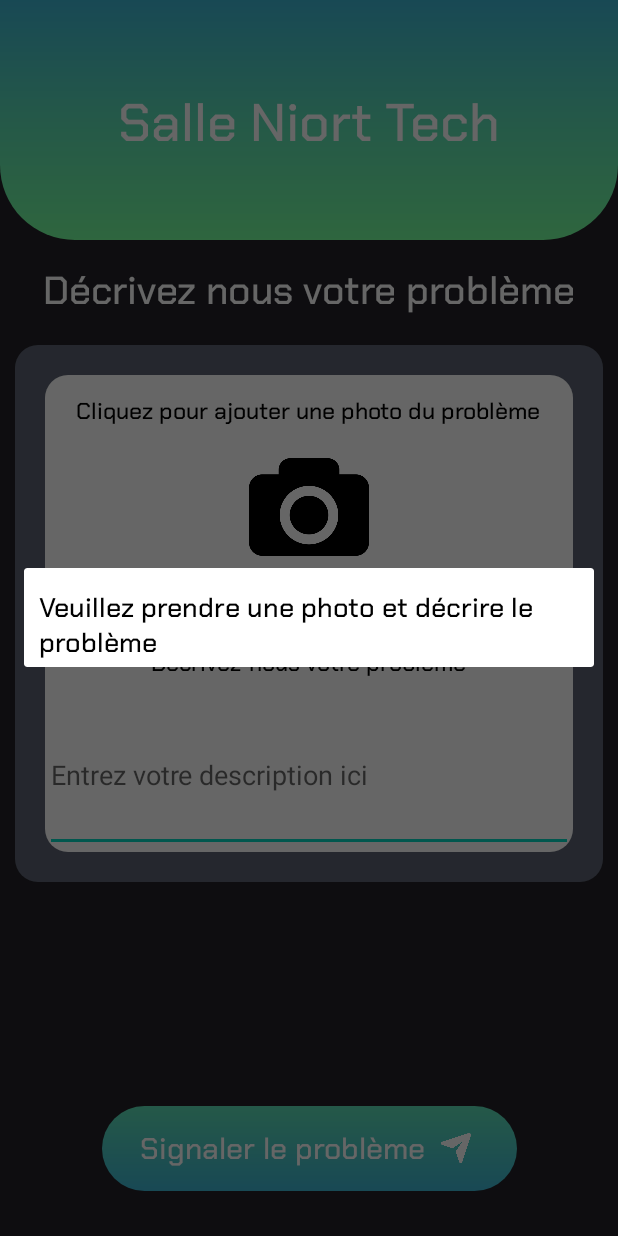
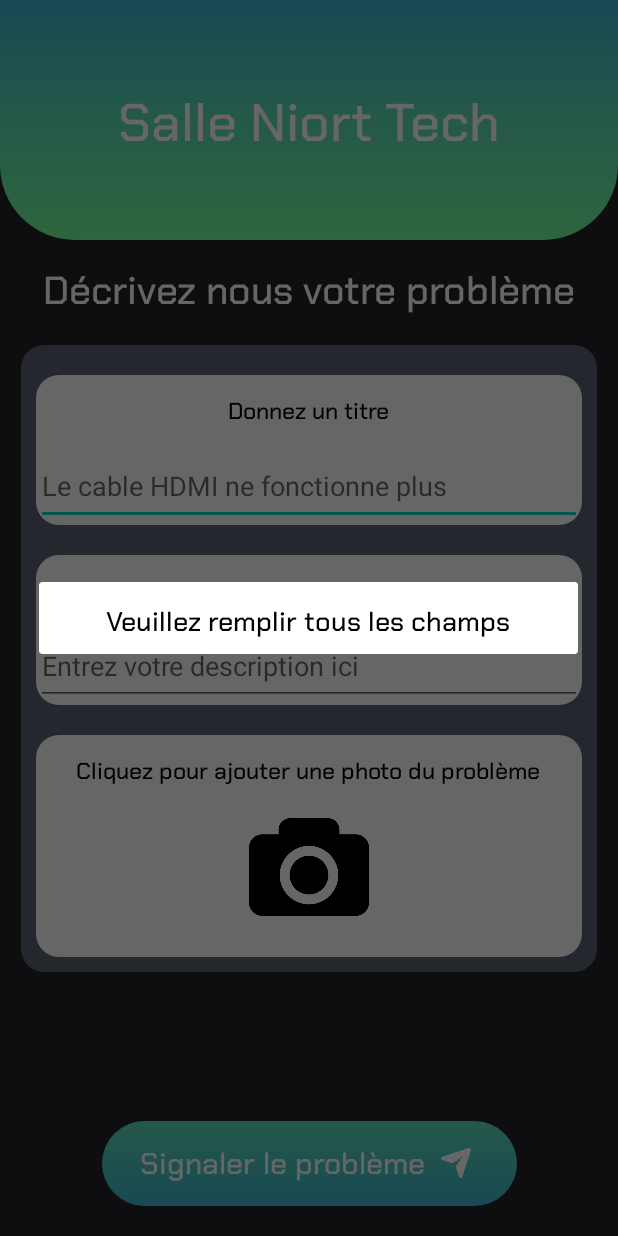
Before and after one commit to Naxisitre/SmartSpace, an Android app: the ProblemeActivity screen opened directly, with no data from a screen before it, after a tap on "Signaler le problème", on a phone screen of 412 x 824 dp. Run offline under Robolectric (Android 15) with nearby library versions, the light colour scheme and no system bars.

Commit message:
Ajout titre et token dans le prob pour notif

```diff
--- a/app/src/main/java/iutinfo/lp/devmob/projetsmartspace/API/DataService.kt
+++ b/app/src/main/java/iutinfo/lp/devmob/projetsmartspace/API/DataService.kt
@@ -18,7 +18,7 @@ interface DataService {
 
     @Multipart
     @POST("report/upload")
-    fun postProblem(@Part image: MultipartBody.Part, @Part("Identifiant") Identifiant: RequestBody, @Part("Rapport") Rapport: RequestBody): Call<ProblemInfo?>?
+    fun postProblem(@Part image: MultipartBody.Part, @Part("Identifiant") Identifiant: RequestBody, @Part("Rapport") Rapport: RequestBody, @Part("Titre") Titre: RequestBody, @Part("registrationToken") registrationToken: RequestBody): Call<ProblemInfo?>?
 
     @Headers("Content-Type: application/json")
     @POST("user/login")
--- a/app/src/main/java/iutinfo/lp/devmob/projetsmartspace/API/ProblemInfo.kt
+++ b/app/src/main/java/iutinfo/lp/devmob/projetsmartspace/API/ProblemInfo.kt
@@ -9,6 +9,6 @@ data class ProblemInfo(
     var uri: Uri? = null,
     var textDesc: String? = null,
     var bitmap: Bitmap? = null,
-    var photoFile: File? = null
-
+    var photoFile: File? = null,
+    var titre: String? = null
 )
--- a/app/src/main/java/iutinfo/lp/devmob/projetsmartspace/ProblemeActivity.kt
+++ b/app/src/main/java/iutinfo/lp/devmob/projetsmartspace/ProblemeActivity.kt
@@ -63,9 +63,10 @@ class ProblemeActivity() : AppCompatActivity() {
 
     fun EnvoieProbleme(view: View) {
         viewModel.textDesc = findViewById<EditText>(R.id.desc_prob_text).text.toString()
+        viewModel.titre = findViewById<EditText>(R.id.desc_title_text).text.toString()
         //multipartImage = MultipartBody.Part.createFormData("image", File(uri!!.path!!).name, requestFile)
         try {
-            if(viewModel.uri != null &&viewModel.textDesc != "") {
+            if(viewModel.uri != null && viewModel.textDesc != "" && viewModel.titre != "") {
                 Log.i("Uri", viewModel.uri.toString())
                 Log.i("Text", viewModel.textDesc!!)
                 val dialog = AlertDialog.Builder(this).setView(R.layout.popupnfc_view).show()
@@ -83,38 +84,41 @@ class ProblemeActivity() : AppCompatActivity() {
                     val intentProbleme = Intent(this, MainActivity::class.java)
                     startActivity(intentProbleme)
                 }
-
                 FirebaseMessaging.getInstance().token.addOnCompleteListener(OnCompleteListener { task ->
                     if (!task.isSuccessful) {
                         Log.w(ContentValues.TAG, "Fetching FCM registration token failed", task.exception)
                         return@OnCompleteListener
                     }
-
                     // Get new FCM registration token
-                    val token = task.result
-
+                    viewModel.token = task.result
                     //Toast.makeText(baseContext, token, Toast.LENGTH_SHORT).show()
 
                     // Post
-                    viewModel.postNotif(token, "test")
+                    //viewModel.postNotif(token, "test")
 
                 })
             }
-            else if(viewModel.uri == null && viewModel.textDesc != ""){
+            else if(viewModel.uri == null && viewModel.textDesc != "" && viewModel.titre != ""){
                 val dialog = AlertDialog.Builder(this).setView(R.layout.popupnfc_view).show()
                 dialog.findViewById<TextView>(R.id.title)?.text= "Veuillez prendre une photo"
                 dialog.findViewById<TextView>(R.id.text_nfc)!!.visibility = GONE
                 dialog.findViewById<TextView>(R.id.active_nfc)!!.visibility = GONE
             }
-            else if(viewModel.uri != null && viewModel.textDesc == ""){
+            else if(viewModel.uri != null && viewModel.textDesc == "" && viewModel.titre != ""){
                 val dialog = AlertDialog.Builder(this).setView(R.layout.popupnfc_view).show()
                 dialog.findViewById<TextView>(R.id.title)?.text= "Veuillez décrire le problème"
                 dialog.findViewById<TextView>(R.id.text_nfc)!!.visibility = GONE
                 dialog.findViewById<TextView>(R.id.active_nfc)!!.visibility = GONE
             }
+            else if(viewModel.uri != null && viewModel.textDesc != "" && viewModel.titre == ""){
+                val dialog = AlertDialog.Builder(this).setView(R.layout.popupnfc_view).show()
+                dialog.findViewById<TextView>(R.id.title)?.text= "Veuillez donner un titre au problème"
+                dialog.findViewById<TextView>(R.id.text_nfc)!!.visibility = GONE
+                dialog.findViewById<TextView>(R.id.active_nfc)!!.visibility = GONE
+            }
             else{
                 val dialog = AlertDialog.Builder(this).setView(R.layout.popupnfc_view).show()
-                dialog.findViewById<TextView>(R.id.title)?.text= "Veuillez prendre une photo et décrire le problème"
+                dialog.findViewById<TextView>(R.id.title)?.text= "Veuillez remplir tous les champs"
                 dialog.findViewById<TextView>(R.id.text_nfc)!!.visibility = GONE
                 dialog.findViewById<TextView>(R.id.active_nfc)!!.visibility = GONE
             }
--- a/app/src/main/res/layout/photo_view.xml
+++ b/app/src/main/res/layout/photo_view.xml
@@ -28,84 +28,119 @@
         app:layout_constraintEnd_toEndOf="parent"
         app:layout_constraintStart_toStartOf="parent"
         app:layout_constraintTop_toBottomOf="@id/header"/>
+
     <LinearLayout
         style="@style/photo"
-        android:layout_width="match_parent"
-        android:layout_height="wrap_content"
+        android:layout_width="384dp"
+        android:layout_height="418dp"
         android:layout_margin="10dp"
         android:gravity="center"
+        android:orientation="vertical"
         app:layout_constraintEnd_toEndOf="parent"
         app:layout_constraintStart_toStartOf="parent"
-        app:layout_constraintTop_toBottomOf="@id/textProblème"
-        android:orientation="vertical">
+        app:layout_constraintTop_toBottomOf="@id/textProblème">
+
         <LinearLayout
             android:layout_width="match_parent"
             android:layout_height="wrap_content"
-            android:orientation="vertical"
             android:layout_gravity="center"
-            android:layout_margin="20dp">
+            android:layout_margin="10dp"
+            android:orientation="vertical">
+
+            <LinearLayout
+                style="@style/popup_style"
+                android:layout_width="match_parent"
+                android:layout_height="100dp"
+                android:layout_marginTop="10dp"
+                android:layout_marginBottom="10dp"
+                android:orientation="vertical">
+
+                <TextView
+                    android:id="@+id/desc_title"
+                    android:layout_width="wrap_content"
+                    android:layout_height="wrap_content"
+                    android:layout_gravity="center"
+                    android:layout_margin="10dp"
+                    android:fontFamily="@font/chakrapetch_medium"
+                    android:text="@string/title_hint"
+                    android:textColor="@color/black"
+                    android:textSize="15sp" />
+
+                <EditText
+                    android:id="@+id/desc_title_text"
+                    android:layout_width="match_parent"
+                    android:layout_height="match_parent"
+                    android:autofillHints=""
+                    android:hint="@string/title_hint_text"
+                    android:textColor="@color/black" />
+            </LinearLayout>
+
+            <LinearLayout
+                style="@style/popup_style"
+                android:layout_width="match_parent"
+                android:layout_height="100dp"
+                android:layout_marginTop="10dp"
+                android:layout_marginBottom="20dp"
+                android:orientation="vertical">
+
+                <TextView
+                    android:id="@+id/desc_prob"
+                    android:layout_width="wrap_content"
+                    android:layout_height="wrap_content"
+                    android:layout_gravity="center"
+                    android:layout_margin="10dp"
+                    android:fontFamily="@font/chakrapetch_medium"
+                    android:text="@string/desc_prob"
+                    android:textColor="@color/black"
+                    android:textSize="15sp" />
+
+                <EditText
+                    android:id="@+id/desc_prob_text"
+                    android:layout_width="match_parent"
+                    android:layout_height="match_parent"
+                    android:autofillHints=""
+                    android:hint="@string/desc_hint"
+                    android:textColor="@color/black" />
+            </LinearLayout>
 
             <LinearLayout
                 android:id="@+id/photo"
+                style="@style/popup_style"
+                android:layout_width="match_parent"
+                android:layout_height="wrap_content"
+                android:layout_gravity="center"
                 android:clickable="true"
                 android:focusable="true"
                 android:onClick="activateCamera"
-                style="@style/popup_style"
-                android:layout_width="match_parent"
-                android:layout_height="wrap_content"
-                android:orientation="vertical"
-                android:layout_gravity="center">
+                android:orientation="vertical">
+
                 <ImageView
                     android:id="@+id/retourPhoto"
                     android:layout_width="wrap_content"
                     android:layout_height="200dp"
                     android:layout_gravity="center"
-                    android:visibility="gone"
                     android:rotation="90"
-                    />
+                    android:visibility="gone" />
+
                 <TextView
-                    android:layout_gravity="center"
                     android:id="@+id/text_photo"
                     android:layout_width="wrap_content"
                     android:layout_height="wrap_content"
+                    android:layout_gravity="center"
+                    android:layout_margin="10dp"
+                    android:fontFamily="@font/chakrapetch_medium"
                     android:text="@string/photo_text"
-                    android:fontFamily="@font/chakrapetch_medium"
                     android:textColor="@color/black"
-                    android:textSize="15sp"
-                    android:layout_margin="10dp"/>
+                    android:textSize="15sp" />
+
                 <ImageView
                     android:id="@+id/viewImage"
-                    android:layout_gravity="center"
                     android:layout_width="80dp"
                     android:layout_height="80dp"
-                    android:src="@drawable/photo"
+                    android:layout_gravity="center"
                     android:layout_marginBottom="20dp"
-                    />
+                    android:src="@drawable/photo" />
 
-            </LinearLayout>
-            <LinearLayout
-                android:layout_marginTop="20dp"
-                style="@style/popup_style"
-                android:layout_width="match_parent"
-                android:layout_height="150dp"
-                android:orientation="vertical">
-                <TextView
-                    android:layout_gravity="center"
-                    android:id="@+id/desc_prob"
-                    android:layout_width="wrap_content"
-                    android:layout_height="wrap_content"
-                    android:text="@string/desc_prob"
-                    android:fontFamily="@font/chakrapetch_medium"
-                    android:textColor="@color/black"
-                    android:textSize="15sp"
-                    android:layout_margin="10dp"/>
-                <EditText
-                    android:id="@+id/desc_prob_text"
-                    android:layout_width="match_parent"
-                    android:layout_height="match_parent"
-                    android:hint="@string/desc_hint"
-                    android:textColor="@color/black"
-                    android:autofillHints="" />
             </LinearLayout>
         </LinearLayout>
     </LinearLayout>
@@ -115,7 +150,7 @@
         style="@style/button"
         android:layout_width="wrap_content"
         android:layout_height="wrap_content"
-        android:layout_margin="30dp"
+        android:layout_margin="20dp"
         android:clickable="true"
         android:focusable="true"
         android:gravity="center"
--- a/app/src/main/res/values/strings.xml
+++ b/app/src/main/res/values/strings.xml
@@ -20,5 +20,6 @@
     <string name="msg_token_fmt">Token!</string>
     <string name="channel_name">channel_name</string>
     <string name="channel_description">channel_description</string>
-
+    <string name="title_hint">Donnez un titre</string>
+    <string name="title_hint_text">Le cable HDMI ne fonctionne plus</string>
 </resources>
```
Also changed, not shown: app/src/main/AndroidManifest.xml (+8 -2 lines), app/src/main/java/iutinfo/lp/devmob/projetsmartspace/AuthentificationActivity.kt (+11 -2 lines), app/src/main/java/iutinfo/lp/devmob/projetsmartspace/MainActivity.kt (+9 -2 lines), app/src/main/java/iutinfo/lp/devmob/projetsmartspace/ProblemViewActivity.kt (added, +11 -0 lines), app/src/main/java/iutinfo/lp/devmob/projetsmartspace/ViewModel/ProblemActivityViewModel.kt (+7 -3 lines), app/src/main/res/layout/activity_authentification_view.xml (+22 -9 lines), app/src/main/res/layout/activity_main.xml (+20 -6 lines), app/src/main/res/layout/activity_problem_view.xml (added, +9 -0 lines).
